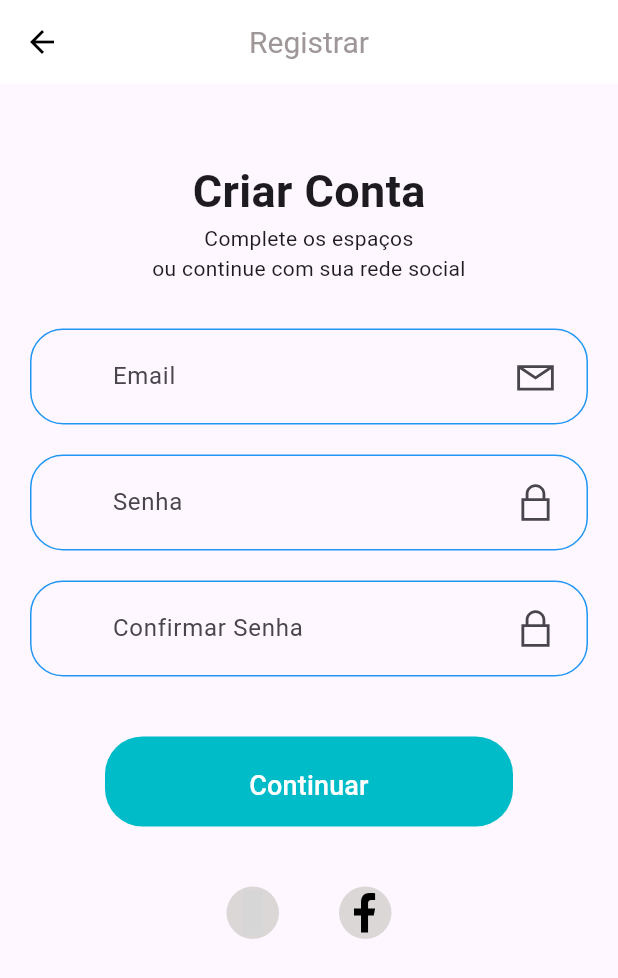
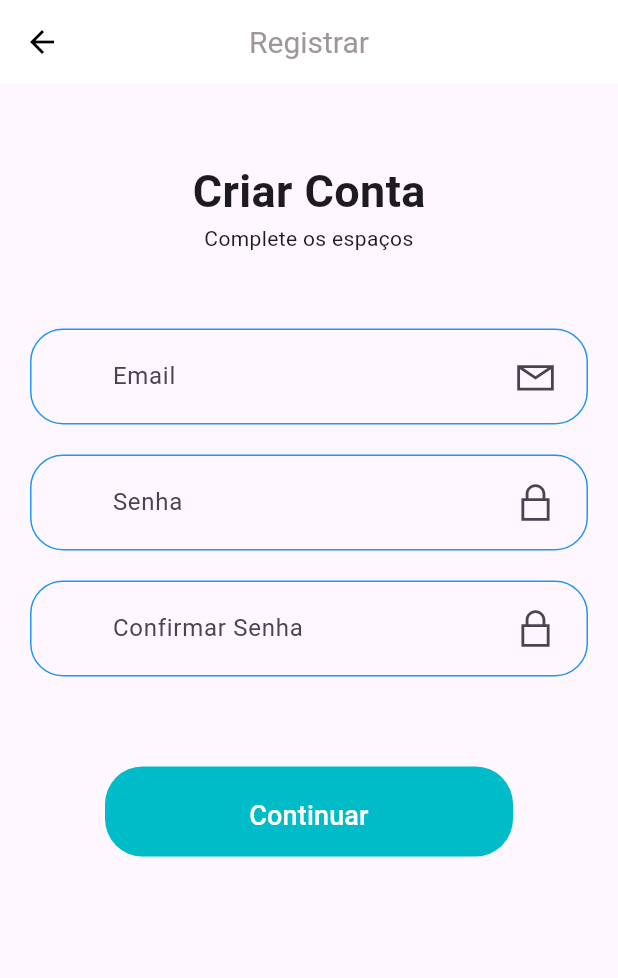
Before and after one commit to murilo-l1/projeto-disp-moveis, a Flutter app: the screen it shows after launch, after a tap on "Continuar", after a tap on "Registre-se.", on a phone screen of 412 x 824 dp. Shown: the top 978 px of the screen. Run offline on Flutter 3.47's test engine with Material 3 defaults, Android fonts, the light colour scheme and no system bars; our stand-ins replace fl_chart, line_awesome_flutter, shared_preferences, sqflite; accounts and stored records are empty; grey boxes are pictures that could not be loaded.

Commit message:
finalizado

```diff
--- a/expense_tracker/lib/pages/login/components/body.dart
+++ b/expense_tracker/lib/pages/login/components/body.dart
@@ -27,31 +27,12 @@ class Body extends StatelessWidget {
                     ),
                   ),
                   const Text(
-                    "Entre com o seu email e senha \nou continue com sua rede social",
+                    "Entre com o seu email e senha \n",
                     textAlign: TextAlign.center,
                   ),
-                  const SizedBox(height: 30),
+                  const SizedBox(height: 50),
                   const LoginForm(),
                   const SizedBox(height: 50),
-                  /*
-                  Row(
-                    mainAxisAlignment: MainAxisAlignment.center,
-                    children: [
-                      BotoesSocial(
-                        icon: LineAwesomeIcons.google_logo,
-                        color: Colors.black,
-                        size: 30,
-                        press: () {},
-                      ),
-                      BotoesSocial(
-                        icon: LineAwesomeIcons.facebook_f,
-                        color: Colors.black,
-                        size: 30,
-                        press: () {},
-                      ),
-                    ],
-                  ),
-                  */
                   const SizedBox(height: 40),
                   Row(
                     mainAxisAlignment: MainAxisAlignment.center,
--- a/expense_tracker/lib/pages/login/components/botoes_social.dart
+++ /dev/null
@@ -1,34 +0,0 @@
-import 'package:flutter/material.dart';
-
-class BotoesSocial extends StatelessWidget {
-  const BotoesSocial({
-    super.key,
-    required this.icon,
-    required this.press,
-    this.color = Colors.black,
-    this.size = 24.0,
-  });
-
-  final IconData icon;
-  final VoidCallback press;
-  final Color color;
-  final double size;
-
-  @override
-  Widget build(BuildContext context) {
-    return GestureDetector(
-      onTap: press,
-      child: Container(
-        margin: const EdgeInsets.symmetric(horizontal: 20),
-        padding: const EdgeInsets.all(0),
-        height: 35,
-        width: 35,
-        decoration: const BoxDecoration(
-          color: Color.fromARGB(255, 219, 215, 215),
-          shape: BoxShape.circle
-        ),
-        child: Icon(icon, color: color, size: size),
-      ),
-    );
-  }
-}
--- a/expense_tracker/lib/pages/login/components/log.dart
+++ b/expense_tracker/lib/pages/login/components/log.dart
@@ -1,5 +1,4 @@
 import 'package:expense_tracker/models/user_model.dart';
-import 'package:expense_tracker/pages/esqueci_senha/esqueci_senha.dart';
 import 'package:expense_tracker/services/database_helper.dart';
 import 'package:flutter/material.dart';
 import 'package:line_awesome_flutter/line_awesome_flutter.dart';
@@ -79,9 +78,10 @@ class _LoginFormState extends State<LoginForm> {
           ),
           insertPassword(),
           const SizedBox(
-            height: 20,
+            height: 60,
           ),
           Error(errors: errors),
+          /*
           Row(
             children: [
               Checkbox(
@@ -114,6 +114,7 @@ class _LoginFormState extends State<LoginForm> {
               )
             ],
           ),
+          */
           isLoginTrue
               ? const Text(
                   "Email ou senha incorretos",
@@ -122,7 +123,7 @@ class _LoginFormState extends State<LoginForm> {
               : const SizedBox(),
           buttonLogin(context, formKey, validateEmail, validatePassword, Login),
           const SizedBox(
-            height: 20,
+            height: 60,
           ),
         ],
       ),
--- a/expense_tracker/lib/pages/sign_up/components/body.dart
+++ b/expense_tracker/lib/pages/sign_up/components/body.dart
@@ -2,7 +2,6 @@ import 'package:expense_tracker/models/user_model.dart';
 import 'package:expense_tracker/services/database_helper.dart';
 import 'package:flutter/material.dart';
 import 'package:line_awesome_flutter/line_awesome_flutter.dart';
-import 'package:expense_tracker/pages/login/components/botoes_social.dart';
 import 'package:expense_tracker/pages/login/login.dart';
 
 class Body extends StatelessWidget {
@@ -34,7 +33,7 @@ class Body extends StatelessWidget {
                 ),
               ),
               const Text(
-                "Complete os espaços \nou continue com sua rede social",
+                "Complete os espaços \n",
                 textAlign: TextAlign.center,
               ),
               const SizedBox(
@@ -50,12 +49,13 @@ class Body extends StatelessWidget {
               ),
               insertPasswordAgain(),
               const SizedBox(
-                height: 30,
+                height: 50,
               ),
               buttonLogin(context, formKey, validateEmail, validatePassword),
               const SizedBox(
                 height: 30,
               ),
+              /*
               Row(
                 mainAxisAlignment: MainAxisAlignment.center,
                 children: [
@@ -73,6 +73,7 @@ class Body extends StatelessWidget {
                   ),
                 ],
               ),
+              */
             ],
           ),
         ),
```
Also changed, not shown: expense_tracker/lib/pages/esqueci_senha/components/body.dart (deleted, +0 -146 lines), expense_tracker/lib/pages/esqueci_senha/esqueci_senha.dart (deleted, +0 -23 lines), expense_tracker/lib/pages/profile/components/body.dart (+9 -88 lines).
